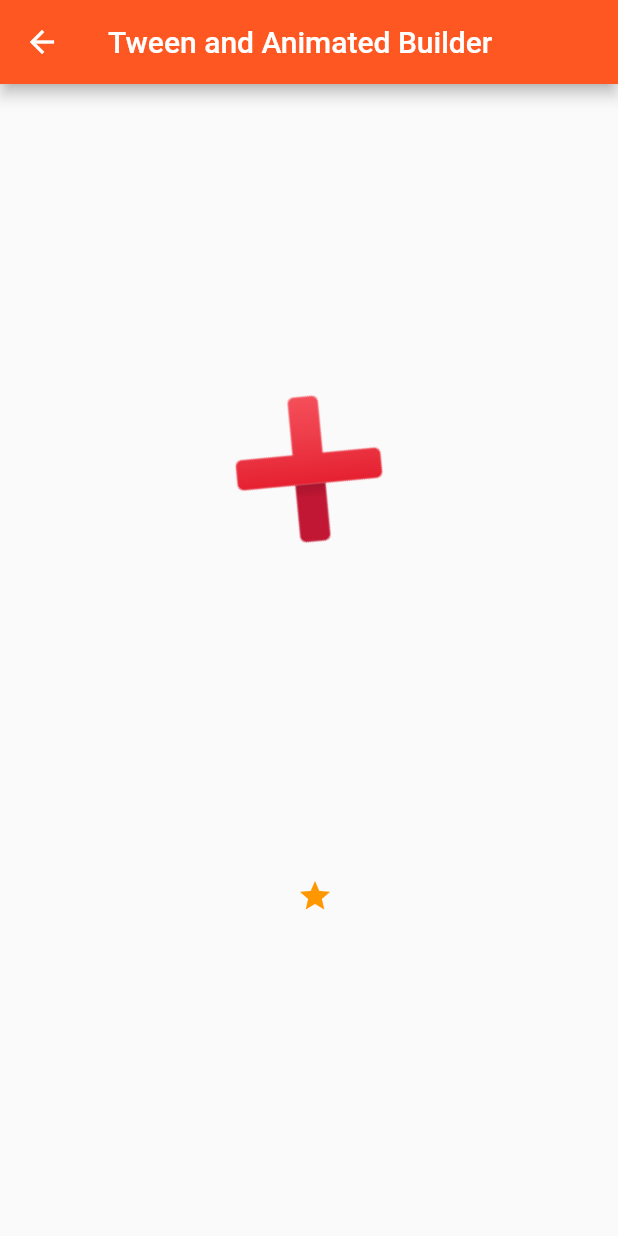
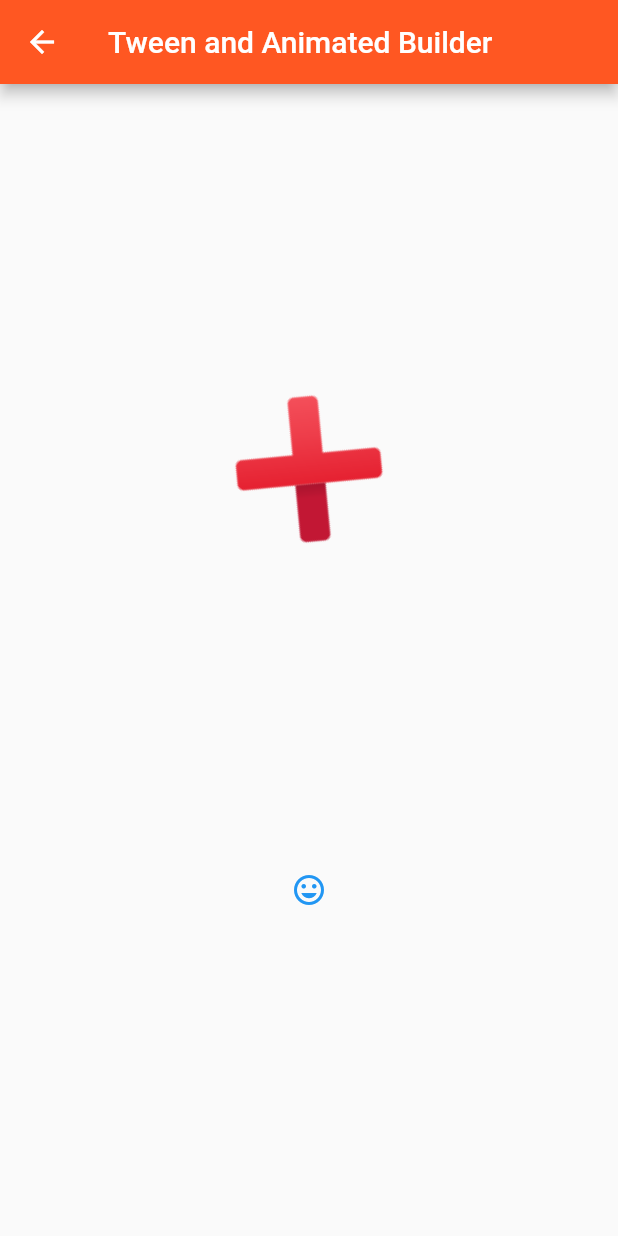
Before and after one commit to app2ai/flutter_widgets, a Flutter app: the screen it shows after launch, after a tap on "6. Tween and Animated Builder", on a phone screen of 412 x 824 dp. Run offline on Flutter 3.47's test engine with Material 2 defaults, Android fonts, the phone set to English and light mode, and no system bars; our stand-ins replace backdrop; network calls fail.

Commit message:
removed bug from tweenAnimationBuilder Widget

```diff
--- a/lib/widget/DynamicWidget.dart
+++ b/lib/widget/DynamicWidget.dart
@@ -18,7 +18,8 @@ class _DynamicWidgetState extends State<DynamicWidget> with TickerProviderStateM
   var sz = 300.0;
   final fastMotion = 1;
   final slowMotion = 10;
-  final fast = 300;
+  final fast = 1500;
+  double initValue = 24.0;
 
   @override
   void initState() {
@@ -181,7 +182,6 @@ class _DynamicWidgetState extends State<DynamicWidget> with TickerProviderStateM
   }
 
   Widget _animBuilder(){
-    double initValue = 24.0;
     return Center(
       child: Column(
         mainAxisAlignment: MainAxisAlignment.spaceEvenly,
@@ -199,25 +199,29 @@ class _DynamicWidgetState extends State<DynamicWidget> with TickerProviderStateM
               );
             },
           ),
-          TweenAnimationBuilder(
-            tween: Tween(begin: 0, end: initValue),
-            duration: Duration(milliseconds: 300),
-            child: IconButton(
-              icon: Icon(Icons.star, color: Colors.orange,),
-            ),
-            builder: (BuildContext context, size, Widget child){
+          Container(
+            child: TweenAnimationBuilder(
+                tween: Tween<double>(begin: 0.0, end: initValue),
+                duration: Duration(seconds: 1),
+                builder: (BuildContext context, double size, Widget child){
                   return IconButton(
                     color: Colors.blue,
                     icon: child,
-                iconSize: size,
+                    iconSize: initValue,
+                    splashColor: Colors.transparent,
+                    highlightColor: Colors.transparent,
                     onPressed: (){
+                      //print("onPressed called");
                       setState(() {
-                    // If size is small then make it bigger and vise-versa
-                    initValue = initValue == 24.0?48.0:initValue;
+                        //print("onPressed setState before: $initValue");
+                        initValue = initValue == 24.0?48.0:24.0;
+                        //print("onPressed setState after: $initValue");
                       });
                     },
                   );
                 },
+                child: Icon(Icons.tag_faces,)
+            ),
           )
         ],
       ),
```
Lines whose indentation alone changed are shown as unchanged.
